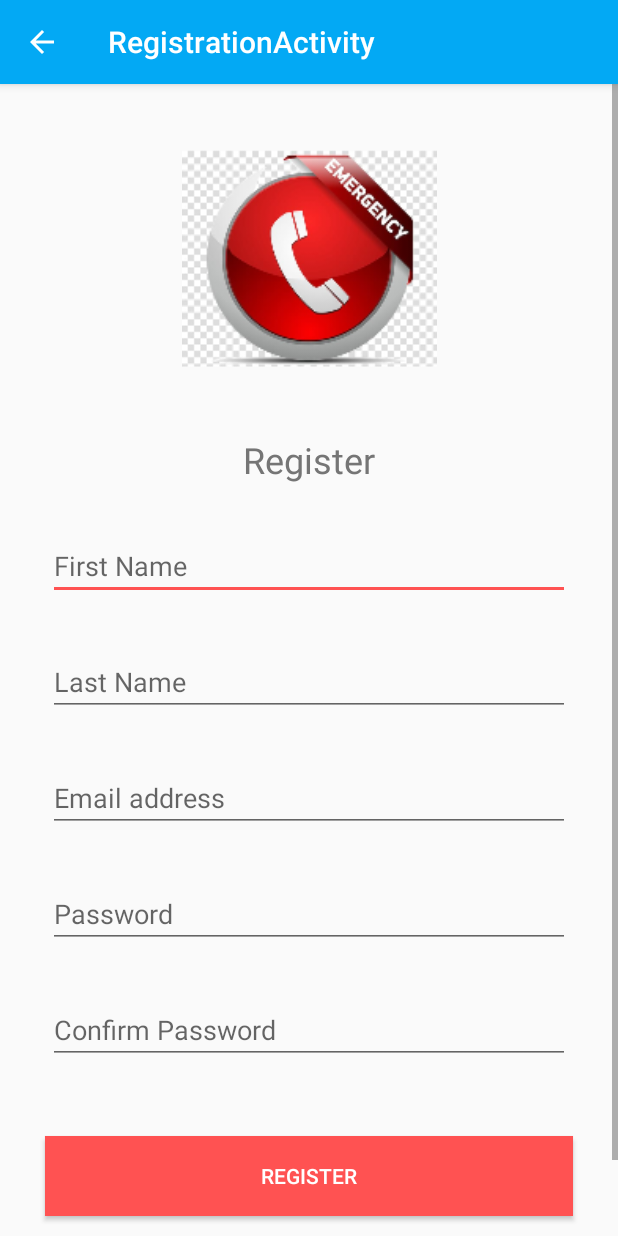
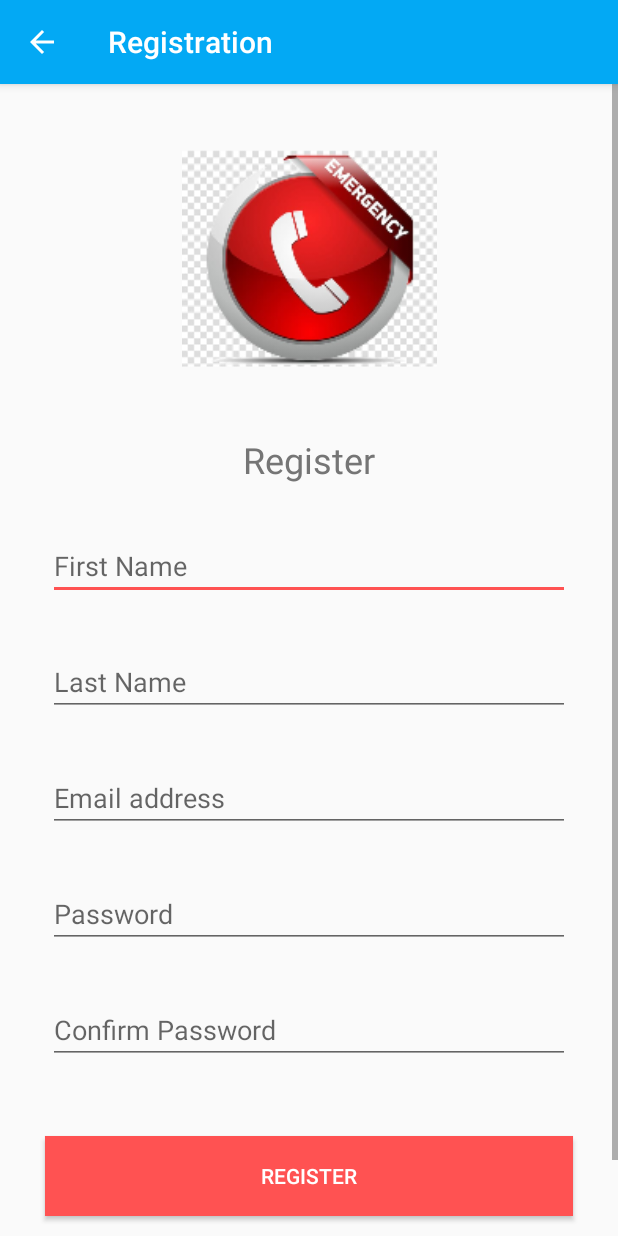
Before and after one commit to ADW784/EMRapplication, an Android app: the screen it shows after launch (RegistrationActivity), after a tap on an icon or button, on a phone screen of 412 x 824 dp. Run offline under Robolectric (Android 15) with nearby library versions, the phone set to English and light mode, and no system bars; our stand-ins replace Firebase (no records; nobody signed in at launch, a user with empty details on screens opened directly); 1 other tap on this screen came first.

Commit message:
Update Activity Toolbar Titles

```diff
--- a/app/src/main/java/com/example/emrapplication/ui/EditProfileActivity.java
+++ b/app/src/main/java/com/example/emrapplication/ui/EditProfileActivity.java
@@ -61,6 +61,8 @@ public class EditProfileActivity extends AppCompatActivity implements UserInfoPr
         userInfoPresenter = new UserInfoPresenter(this);
         userInfoPresenter.getCurrentUser();
 
+        setTitle("Edit Profile");
+
     }
 
 
--- a/app/src/main/java/com/example/emrapplication/ui/LoginActivity.java
+++ b/app/src/main/java/com/example/emrapplication/ui/LoginActivity.java
@@ -78,7 +78,7 @@ public class LoginActivity extends AppCompatActivity implements LoginPresenter.V
         });
 
 
-        setTitle("LoginActivity");
+        setTitle("Login");
 
         if(firebaseManager.isLoggedIn()){
             loginPresenter.setCurrentUserWithUID(FirebaseAuth.getInstance().getUid());
--- a/app/src/main/java/com/example/emrapplication/ui/RegistrationActivity.java
+++ b/app/src/main/java/com/example/emrapplication/ui/RegistrationActivity.java
@@ -48,7 +48,7 @@ public class RegistrationActivity extends AppCompatActivity implements Registrat
         password = findViewById(R.id.editTextPassword);
         confirmPassword = findViewById(R.id.editTextConfirmPassword);
 
-        setTitle("RegistrationActivity");
+        setTitle("Registration");
 
     }
 
```
